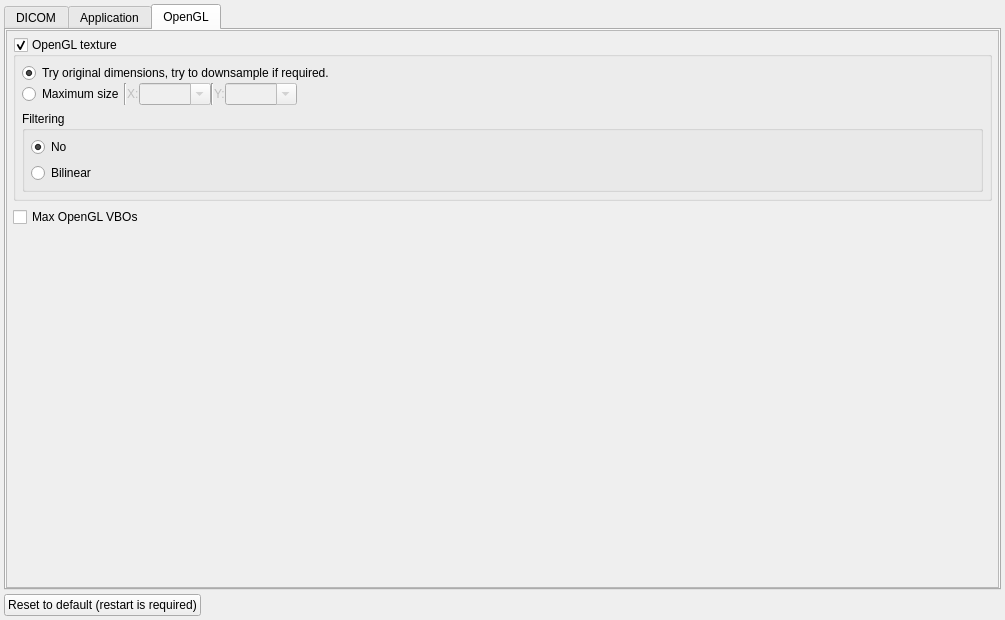
Old version of the form alizams/GUI/settingswidget.ui in the repository AlizaMedicalImaging/AlizaMS.
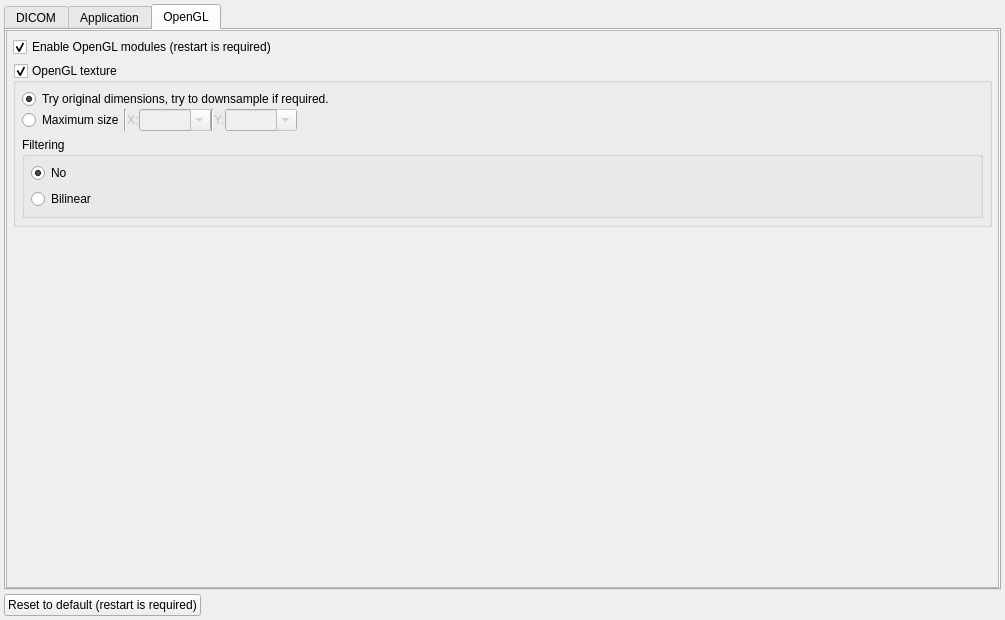
New version of the form. The open tabs and pages were chosen to show the change.

Patch:
```diff
--- a/alizams/GUI/settingswidget.ui
+++ b/alizams/GUI/settingswidget.ui
@@ -450,6 +450,25 @@
            <property name="margin">
             <number>6</number>
            </property>
+           <item>
+            <widget class="QCheckBox" name="gl3D_checkBox">
+             <property name="sizePolicy">
+              <sizepolicy hsizetype="Expanding" vsizetype="Fixed">
+               <horstretch>0</horstretch>
+               <verstretch>0</verstretch>
+              </sizepolicy>
+             </property>
+             <property name="mouseTracking">
+              <bool>false</bool>
+             </property>
+             <property name="text">
+              <string>Enable OpenGL modules (restart is required)</string>
+             </property>
+             <property name="checked">
+              <bool>true</bool>
+             </property>
+            </widget>
+           </item>
            <item>
             <widget class="QGroupBox" name="textureoptions_groupBox">
              <property name="sizePolicy">
@@ -682,22 +701,6 @@
              </layout>
             </widget>
            </item>
-           <item>
-            <widget class="QCheckBox" name="maxvbos_checkBox">
-             <property name="sizePolicy">
-              <sizepolicy hsizetype="Expanding" vsizetype="Fixed">
-               <horstretch>0</horstretch>
-               <verstretch>0</verstretch>
-              </sizepolicy>
-             </property>
-             <property name="toolTip">
-              <string>&lt;html&gt;&lt;head/&gt;&lt;body&gt;&lt;p&gt;To avoid bug with some drivers &lt;span style=&quot; font-style:italic;&quot;&gt;Gallium&lt;/span&gt; versions on Linux&lt;/p&gt;&lt;/body&gt;&lt;/html&gt;</string>
-             </property>
-             <property name="text">
-              <string>Max OpenGL VBOs</string>
-             </property>
-            </widget>
-           </item>
            <item>
             <spacer name="verticalSpacer_2">
              <property name="orientation">
```
Left out of the diff: 38 changed lines with no effect on the pictures.
